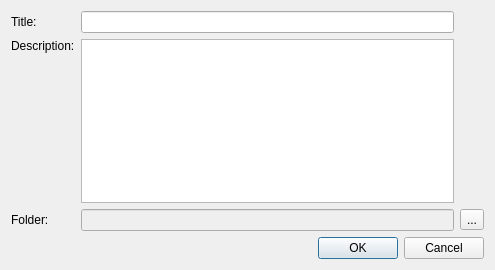
Old version of the form src/plugins/organisation/PMRWorkspacesWindow/src/pmrworkspaceswindownewworkspacedialog.ui in the repository opencor/opencor.
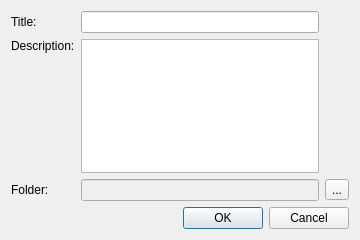
New version of the form.

Commit message: PMR Workspaces window: some work on making PR #1124 more in line with the rest of OpenCOR (#1141).

Patch:
```diff
--- a/src/plugins/organisation/PMRWorkspacesWindow/src/pmrworkspaceswindownewworkspacedialog.ui
+++ b/src/plugins/organisation/PMRWorkspacesWindow/src/pmrworkspaceswindownewworkspacedialog.ui
@@ -6,15 +6,13 @@
    <rect>
     <x>0</x>
     <y>0</y>
-    <width>495</width>
-    <height>270</height>
+    <width>360</width>
+    <height>240</height>
    </rect>
   </property>
   <property name="windowTitle">
    <string>Create a New Workspace</string>
   </property>
-  <layout class="QVBoxLayout" name="verticalLayout_2">
-   <item>
     <layout class="QVBoxLayout" name="verticalLayout">
      <item>
       <layout class="QGridLayout" name="gridLayout">
@@ -73,8 +71,6 @@
         <set>QDialogButtonBox::Cancel|QDialogButtonBox::Ok</set>
        </property>
       </widget>
-     </item>
-    </layout>
    </item>
   </layout>
  </widget>
```
Left out of the diff: 2 changed lines with no effect on the pictures. Lines whose indentation alone changed are shown as unchanged.
